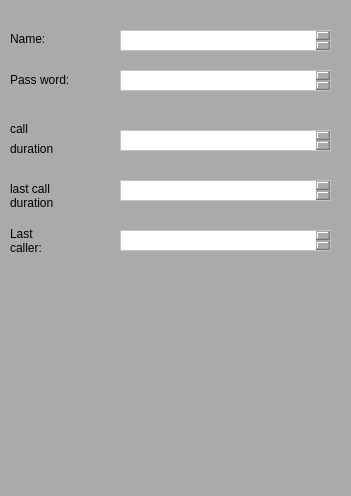
Above: banter/Server/details.ui from Blacky001/banter before the change. Below: the same form after it.
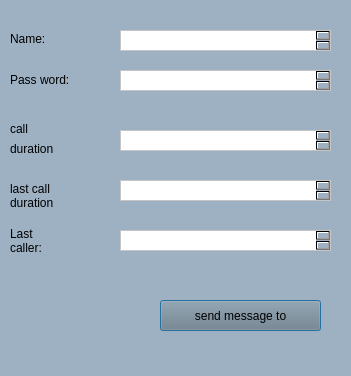
That is the form after the change.

Diff of the .ui file:
```diff
--- a/banter/Server/details.ui
+++ b/banter/Server/details.ui
@@ -7,14 +7,15 @@
     <x>0</x>
     <y>0</y>
     <width>351</width>
-    <height>496</height>
+    <height>376</height>
    </rect>
   </property>
   <property name="windowTitle">
    <string>Dialog</string>
   </property>
   <property name="styleSheet">
-   <string notr="true">background-color: rgb(170, 170, 170);</string>
+   <string notr="true">background-color: rgb(220, 225,255);
+background-color: qlineargradient(spread:repeat, x1:0, y1:0, x2:1, y2:0, stop:1 rgba(157, 177, 195, 255));</string>
   </property>
   <widget class="QLabel" name="label">
    <property name="geometry">
@@ -161,6 +162,23 @@
     <string notr="true">background-color: rgb(255, 255, 255);</string>
    </property>
   </widget>
+  <widget class="QPushButton" name="pushButton">
+   <property name="geometry">
+    <rect>
+     <x>160</x>
+     <y>300</y>
+     <width>161</width>
+     <height>31</height>
+    </rect>
+   </property>
+   <property name="styleSheet">
+    <string notr="true">background-color: rgb(141, 141, 106);
+background-color: rgb(117, 127, 135);</string>
+   </property>
+   <property name="text">
+    <string>send message to</string>
+   </property>
+  </widget>
  </widget>
  <resources/>
  <connections/>
```
